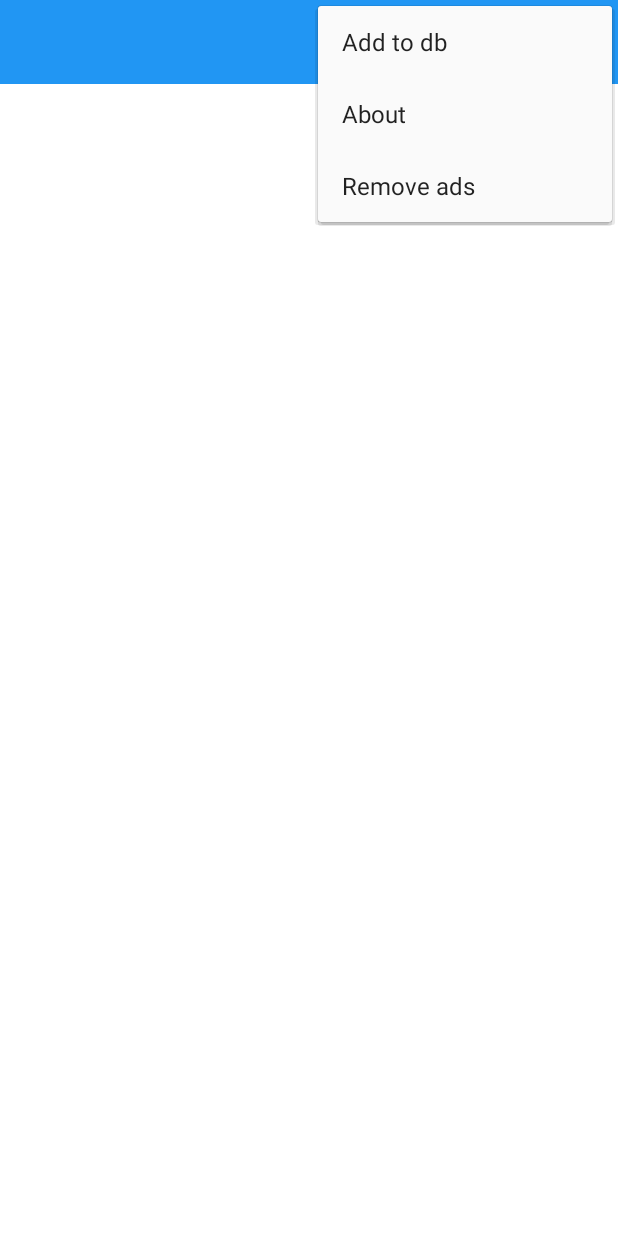
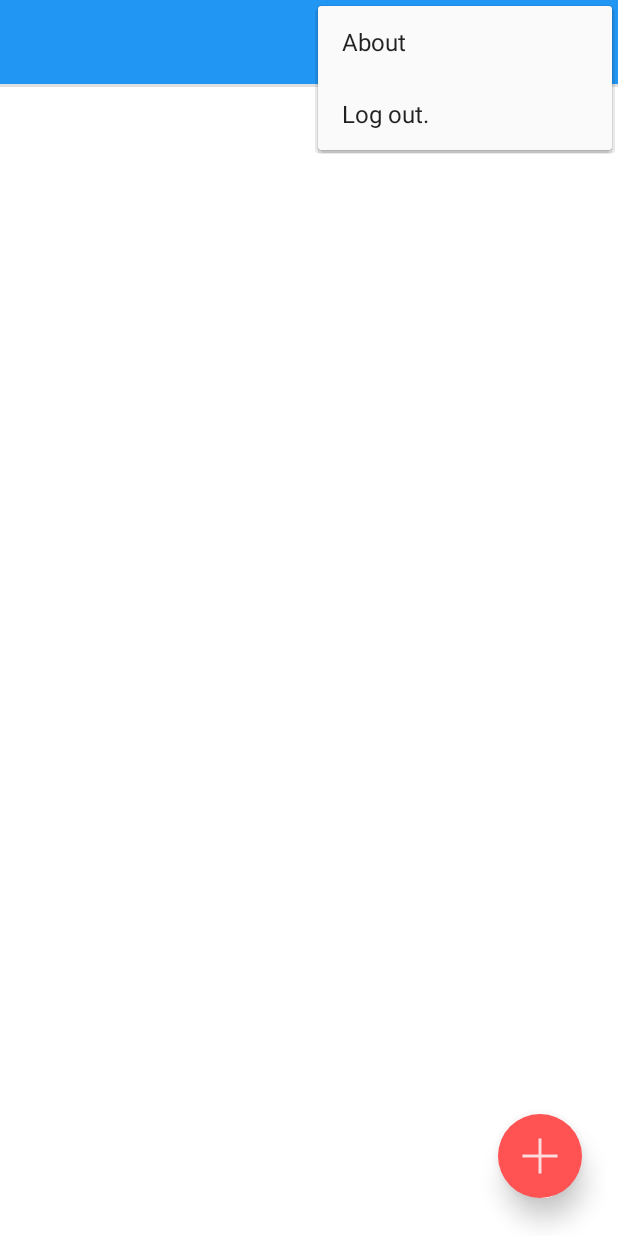
Before and after one commit to TheTechZone/PricE-fixed, an Android app: the App screen opened directly, with no data from a screen before it, with the options menu open, on a phone screen of 412 x 824 dp. Run offline under Robolectric (Android 15) with nearby library versions, the phone set to English and light mode, and no system bars.

Commit message:
Commit #3

```diff
--- a/app/src/main/java/com/pentalog/backendboyz/price/AdapterList.java
+++ b/app/src/main/java/com/pentalog/backendboyz/price/AdapterList.java
@@ -45,7 +45,7 @@ public class AdapterList  extends RecyclerView.Adapter<RecyclerView.ViewHolder>
         myHolder.textFishName.setText(current.productName);
         myHolder.textSize.setText("Description:" + current.productDescription);
         myHolder.textType.setText("Location:" + current.productStore);
-        myHolder.textPrice.setText("Price: " + current.productPrice + "Heuro");
+        myHolder.textPrice.setText("Price:" + current.productPrice + " RON");
         myHolder.textPrice.setTextColor(ContextCompat.getColor(context, R.color.colorAccent));
 
     }
--- a/app/src/main/java/com/pentalog/backendboyz/price/App.java
+++ b/app/src/main/java/com/pentalog/backendboyz/price/App.java
@@ -23,6 +23,7 @@ import android.view.Menu;
 import android.view.MenuItem;
 import android.view.View;
 import android.view.ViewGroup;
+import android.widget.ImageButton;
 import android.widget.TextView;
 import android.widget.Toast;
 
@@ -60,6 +61,7 @@ public class App extends AppCompatActivity {
     private  Context mContext;
     private  String mCity;
 
+    private ImageButton mImageButton;
 
     // CONNECTION_TIMEOUT and READ_TIMEOUT are in milliseconds
     public static final int CONNECTION_TIMEOUT = 10000;
@@ -94,6 +96,16 @@ public class App extends AppCompatActivity {
         //mCityLabel = (TextView) findViewById(R.id.cityLabel);
 
         mLocationManager = (LocationManager) this.getSystemService(LOCATION_SERVICE);
+
+        mImageButton = (ImageButton) findViewById(R.id.imageButton);
+        mImageButton.setOnClickListener(new View.OnClickListener() {
+            @Override
+            public void onClick(View v) {
+                //Toast.makeText(App.this, "Potatoes", Toast.LENGTH_SHORT).show();
+                Intent addItem = new Intent(App.this,AddItemForm.class);
+                startActivity(addItem);
+            }
+        });
 
         LocationListener locationListener = new LocationListener() {
 
@@ -241,13 +253,11 @@ public class App extends AppCompatActivity {
 
         switch (item.getItemId()){
             case R.id.menuItem1 :
-                Toast.makeText(App.this, "TO BE IMPLEMENTED ...Someday (hopefully)", Toast.LENGTH_SHORT).show();
+                Toast.makeText(App.this, "Made with <3", Toast.LENGTH_SHORT).show();
                 break;
             case R.id.menuItem2 :
-                Toast.makeText(App.this, "Made with <3", Toast.LENGTH_SHORT).show();
-                break;
-            case R.id.menuItem3 :
-                Toast.makeText(App.this, "No ads till now. Blame the lazy developers", Toast.LENGTH_SHORT).show();
+                finish();
+                System.exit(0);
                 break;
             default: break;
         }
--- /dev/null
+++ b/app/src/main/res/drawable/oval.xml
@@ -0,0 +1,4 @@
+<?xml version="1.0" encoding="utf-8"?>
+<shape xmlns:android="http://schemas.android.com/apk/res/android" android:shape="oval" >
+    <solid android:color="@color/colorAccent"></solid>
+</shape>
--- a/app/src/main/res/layout/activity_app.xml
+++ b/app/src/main/res/layout/activity_app.xml
@@ -8,21 +8,41 @@
     android:background="#ffffff"
 
     android:orientation="vertical"
->
+    >
 
     <include layout="@layout/toolbar"
              android:id="@+id/myToolbar"
+             android:elevation="5dp"
         >
     </include>
+
+    <View style="@style/Divider"
+          android:layout_below="@+id/myToolbar"
+          android:id="@+id/divider"
+        ></View>
 
     <android.support.v7.widget.RecyclerView
         android:id="@+id/itemList"
         android:layout_width="match_parent"
         android:layout_height="match_parent"
-        android:paddingTop="2dp"
+        android:paddingTop="0dp"
+        android:layout_below="@+id/divider"
         android:layout_alignParentLeft="true"
-        android:layout_alignParentStart="true"
-        android:layout_below="@+id/myToolbar"
-        />
+        android:layout_alignParentStart="true"/>
+
+    <ImageButton
+        android:layout_width="56dp"
+        android:layout_height="56dp"
+        android:id="@+id/imageButton"
+        android:background="@drawable/oval"
+        android:elevation="10dp"
+        android:layout_marginBottom="25dp"
+        android:layout_gravity="bottom|right"
+        android:layout_marginRight="24dp"
+        android:src="@drawable/ic_action_name"
+        android:layout_marginEnd="24dp"
+        android:layout_alignBottom="@+id/itemList"
+        android:layout_alignParentRight="true"
+        android:layout_alignParentEnd="true"/>
 
 </RelativeLayout>
--- a/app/src/main/res/menu/main_menu.xml
+++ b/app/src/main/res/menu/main_menu.xml
@@ -3,15 +3,11 @@
       xmlns:app="http://schemas.android.com/apk/res-auto">
     <item
         android:id="@+id/menuItem1"
-        android:title="Add to db">
+        android:title="About">
     </item>
     <item
         android:id="@+id/menuItem2"
-        android:title="About">
-    </item>
-    <item
-        android:id="@+id/menuItem3"
-        android:title="Remove ads">
+        android:title="Log out.">
     </item>
     <item android:id="@+id/menu_search"
         android:title="Search"
--- a/app/src/main/res/values/colors.xml
+++ b/app/src/main/res/values/colors.xml
@@ -7,5 +7,5 @@
     <color name="colorPrimaryLight">#bbdefb</color>
     <color name="colorText">#FFFFFF</color>
     <color name="colorSecondaryText">#727272</color>
-    <color name="colorDivider">#B6B6B6</color>
+    <color name="colorDivider">#1f000000</color>
 </resources>
--- a/app/src/main/res/values/styles.xml
+++ b/app/src/main/res/values/styles.xml
@@ -33,4 +33,10 @@
     <item name="android:layout_height">match_parent</item>
     <item name="android:gravity">center</item>
 </style>
+
+<style name="Divider">
+    <item name="android:layout_width">match_parent</item>
+    <item name="android:layout_height">2dp</item>
+    <item name="android:background">@color/colorDivider</item>
+</style>
 </resources>
```
Also changed, not shown: app/src/main/AndroidManifest.xml (+14 -6 lines), app/src/main/java/com/pentalog/backendboyz/price/AddItemForm.java (added, +41 -0 lines), app/src/main/java/com/pentalog/backendboyz/price/AddWorker.java (added, +84 -0 lines), app/src/main/res/layout/activity_add_item_form.xml (added, +60 -0 lines), app/src/main/res/drawable-hdpi/ic_action_name.png (added), app/src/main/res/drawable-mdpi/ic_action_name.png (added), app/src/main/res/drawable-xhdpi/ic_action_name.png (added), app/src/main/res/drawable-xxhdpi/ic_action_name.png (added). Lines whose indentation alone changed are shown as unchanged.
